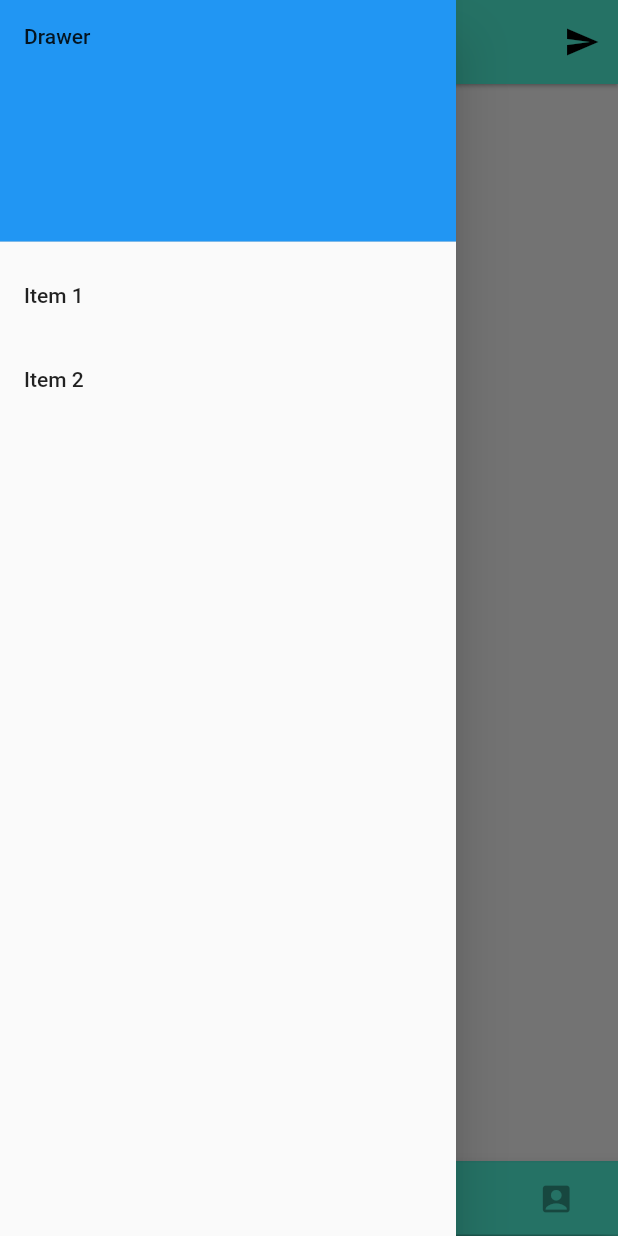
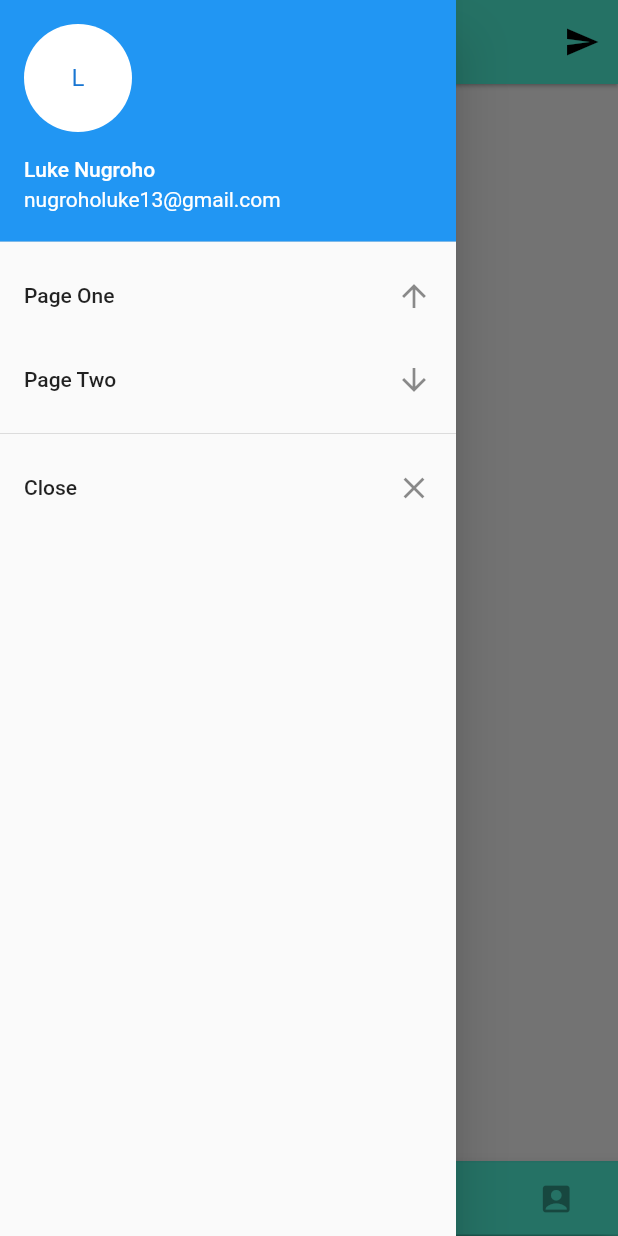
Before and after one commit to nugroholuke13/tav3, a Flutter app: the FSHome screen opened directly, with the side drawer open, on a phone screen of 412 x 824 dp. Run offline on Flutter 3.47's test engine with Material 2 defaults, Android fonts, the phone set to English and light mode, and no system bars; our stand-ins replace font_awesome_flutter; project files that could hold a hidden picture were left out.

Commit message:
Update lib/home.dart

```diff
--- a/lib/home.dart
+++ b/lib/home.dart
@@ -19,29 +19,45 @@ class FSHome extends StatelessWidget {
   @override
   Widget build(BuildContext context) {
     return new Scaffold(
-        appBar: topBar,
+        appBar:  new AppBar(
+          backgroundColor: new Color(0xFF51f8dd),
+          centerTitle: true,
+          elevation: 1.0,
+          leading: new Icon(Icons.menu, color: Colors.black,),
+          title: SizedBox(
+              height: 35.0, child: Text('FS Community', style: new TextStyle(color: Colors.black),)),
+          actions: <Widget>[
+            Padding(
+              padding: const EdgeInsets.only(right: 12.0),
+              child: Icon(Icons.send, color: Colors.black,),
+            )
+          ],
+        ),
         drawer: new Drawer(
-        child: ListView(
-          padding: EdgeInsets.zero,
+        child: new ListView(
           children: <Widget>[
-            DrawerHeader(
-              child: Text('Drawer'),
-              decoration: BoxDecoration(
-                color: Colors.blue,
+            new UserAccountsDrawerHeader(
+              accountName: new Text("Luke Nugroho"),
+              accountEmail: new Text("nugroholuke13@gmail.com"),
+              currentAccountPicture: new CircleAvatar(
+                backgroundColor: Colors.white,
+                child: new Text("L"),
               ),
             ),
-            ListTile(
-              title: Text('Item 1'),
-              onTap: (){
-                Navigator.pop(context);
-              },
+            new ListTile(
+              title: new Text("Page One"),
+              trailing: new Icon(Icons.arrow_upward),
             ),
-            ListTile(
-              title: Text('Item 2'),
-              onTap: (){
-                Navigator.pop(context);
-              },
+            new ListTile(
+              title: new Text("Page Two"),
+              trailing: new Icon(Icons.arrow_downward),
             ),
+            new Divider(),
+            new ListTile(
+              title: new Text("Close"),
+              trailing: new Icon(Icons.close),
+              onTap: () => Navigator.of(context).pop(),
+            )
           ],
         ),
       ),
```
